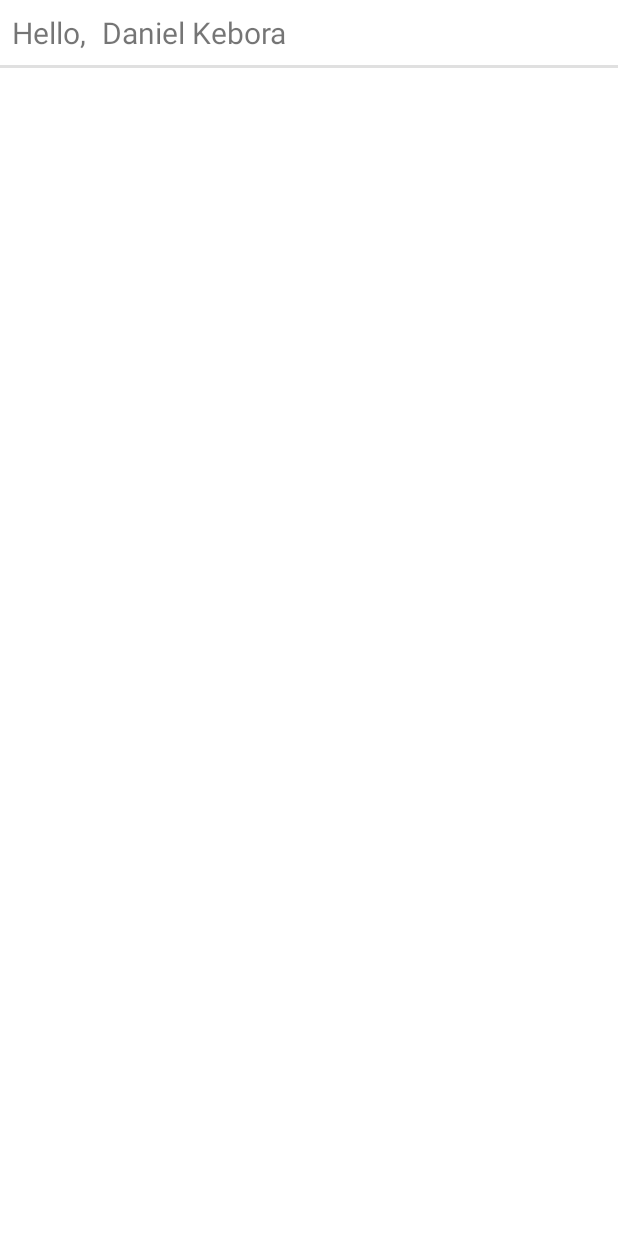
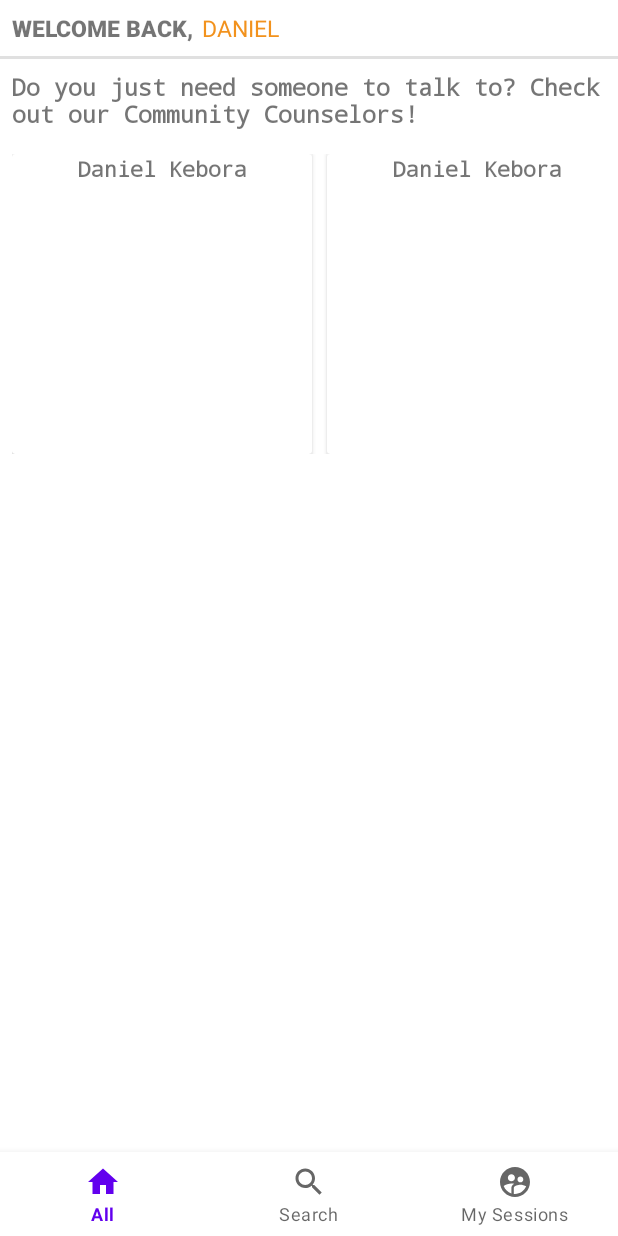
Before and after one commit to kebora/UsaidiziHub, an Android app: the screen it shows after launch (MainActivity), on a phone screen of 412 x 824 dp. Run offline under Robolectric (Android 15) with nearby library versions, the light colour scheme and no system bars.

Commit message:
add bottom nav

```diff
--- a/app/src/main/java/com/simiyu/usaidizihub/MainActivity.java
+++ b/app/src/main/java/com/simiyu/usaidizihub/MainActivity.java
@@ -1,5 +1,6 @@
 package com.simiyu.usaidizihub;
 
+import androidx.annotation.NonNull;
 import androidx.appcompat.app.ActionBar;
 import androidx.appcompat.app.AppCompatActivity;
 
@@ -7,7 +8,11 @@ import android.graphics.Bitmap;
 import android.graphics.BitmapFactory;
 import android.graphics.drawable.BitmapDrawable;
 import android.os.Bundle;
+import android.view.MenuItem;
 import android.widget.ImageView;
+
+import com.google.android.material.bottomnavigation.BottomNavigationView;
+import com.google.android.material.navigation.NavigationBarView;
 
 public class MainActivity extends AppCompatActivity {
 
@@ -16,6 +21,18 @@ public class MainActivity extends AppCompatActivity {
         super.onCreate(savedInstanceState);
         setContentView(R.layout.activity_main);
         removeActionBar();
+
+        BottomNavigationView buttonNavigationView = findViewById(R.id.bottom_nav);
+        buttonNavigationView.setOnItemSelectedListener(item -> {
+            switch (item.getItemId()){
+                case R.id.menu_navigation_home:
+                case R.id.menu_search:
+                case R.id.menu_sessions:
+                    //do something here
+                    return true;
+            }
+            return false;
+        });
     }
     void removeActionBar(){
         ActionBar actionBar = getSupportActionBar();
--- /dev/null
+++ b/app/src/main/res/drawable/baseline_home.xml
@@ -0,0 +1,5 @@
+<vector android:height="24dp" android:tint="#F2CD5C"
+    android:viewportHeight="24" android:viewportWidth="24"
+    android:width="24dp" xmlns:android="http://schemas.android.com/apk/res/android">
+    <path android:fillColor="@android:color/white" android:pathData="M10,20v-6h4v6h5v-8h3L12,3 2,12h3v8z"/>
+</vector>
--- /dev/null
+++ b/app/src/main/res/drawable/baseline_people.xml
@@ -0,0 +1,12 @@
+<vector android:height="24dp" android:tint="#F2CD5C"
+    android:viewportHeight="24" android:viewportWidth="24"
+    android:width="24dp" xmlns:android="http://schemas.android.com/apk/res/android">
+    <path android:fillColor="@android:color/white"
+        android:fillType="evenOdd" android:pathData="M16.67,13.13C18.04,14.06 19,15.32 19,17v3h4v-3C23,14.82 19.43,13.53 16.67,13.13z"/>
+    <path android:fillColor="@android:color/white"
+        android:fillType="evenOdd" android:pathData="M9,8m-4,0a4,4 0,1 1,8 0a4,4 0,1 1,-8 0"/>
+    <path android:fillColor="@android:color/white"
+        android:fillType="evenOdd" android:pathData="M15,12c2.21,0 4,-1.79 4,-4c0,-2.21 -1.79,-4 -4,-4c-0.47,0 -0.91,0.1 -1.33,0.24C14.5,5.27 15,6.58 15,8s-0.5,2.73 -1.33,3.76C14.09,11.9 14.53,12 15,12z"/>
+    <path android:fillColor="@android:color/white"
+        android:fillType="evenOdd" android:pathData="M9,13c-2.67,0 -8,1.34 -8,4v3h16v-3C17,14.34 11.67,13 9,13z"/>
+</vector>
--- /dev/null
+++ b/app/src/main/res/drawable/baseline_search.xml
@@ -0,0 +1,5 @@
+<vector android:height="24dp" android:tint="#F2CD5C"
+    android:viewportHeight="24" android:viewportWidth="24"
+    android:width="24dp" xmlns:android="http://schemas.android.com/apk/res/android">
+    <path android:fillColor="@android:color/white" android:pathData="M15.5,14h-0.79l-0.28,-0.27C15.41,12.59 16,11.11 16,9.5 16,5.91 13.09,3 9.5,3S3,5.91 3,9.5 5.91,16 9.5,16c1.61,0 3.09,-0.59 4.23,-1.57l0.27,0.28v0.79l5,4.99L20.49,19l-4.99,-5zM9.5,14C7.01,14 5,11.99 5,9.5S7.01,5 9.5,5 14,7.01 14,9.5 11.99,14 9.5,14z"/>
+</vector>
--- /dev/null
+++ b/app/src/main/res/drawable/baseline_supervised_user_circle.xml
@@ -0,0 +1,5 @@
+<vector android:height="24dp" android:tint="#F2CD5C"
+    android:viewportHeight="24" android:viewportWidth="24"
+    android:width="24dp" xmlns:android="http://schemas.android.com/apk/res/android">
+    <path android:fillColor="@android:color/white" android:pathData="M11.99,2c-5.52,0 -10,4.48 -10,10s4.48,10 10,10 10,-4.48 10,-10 -4.48,-10 -10,-10zM15.6,8.34c1.07,0 1.93,0.86 1.93,1.93 0,1.07 -0.86,1.93 -1.93,1.93 -1.07,0 -1.93,-0.86 -1.93,-1.93 -0.01,-1.07 0.86,-1.93 1.93,-1.93zM9.6,6.76c1.3,0 2.36,1.06 2.36,2.36 0,1.3 -1.06,2.36 -2.36,2.36s-2.36,-1.06 -2.36,-2.36c0,-1.31 1.05,-2.36 2.36,-2.36zM9.6,15.89v3.75c-2.4,-0.75 -4.3,-2.6 -5.14,-4.96 1.05,-1.12 3.67,-1.69 5.14,-1.69 0.53,0 1.2,0.08 1.9,0.22 -1.64,0.87 -1.9,2.02 -1.9,2.68zM11.99,20c-0.27,0 -0.53,-0.01 -0.79,-0.04v-4.07c0,-1.42 2.94,-2.13 4.4,-2.13 1.07,0 2.92,0.39 3.84,1.15 -1.17,2.97 -4.06,5.09 -7.45,5.09z"/>
+</vector>
--- a/app/src/main/res/layout/activity_main.xml
+++ b/app/src/main/res/layout/activity_main.xml
@@ -1,39 +1,116 @@
 <?xml version="1.0" encoding="utf-8"?>
-<RelativeLayout
-    xmlns:android="http://schemas.android.com/apk/res/android"
+<RelativeLayout xmlns:android="http://schemas.android.com/apk/res/android"
     android:layout_width="match_parent"
-    android:layout_height="match_parent">
+    android:layout_height="match_parent"
+    xmlns:app="http://schemas.android.com/apk/res-auto">
+
     <LinearLayout
-        android:id="@+id/salutation"
+        android:id="@+id/layout_salutation"
         android:layout_width="match_parent"
         android:layout_height="wrap_content"
-        android:padding="8dp"
         android:orientation="horizontal"
-        >
+        android:padding="8dp">
+
         <TextView
+            android:id="@+id/textview_salutation"
             android:layout_width="wrap_content"
             android:layout_height="wrap_content"
-            android:text="Hello,"
-            android:layout_marginRight="5dp"
-            android:textSize="20sp"
-            />
+            android:text="@string/welcome_back"
+            android:fontFamily="sans-serif-black"
+            android:textSize="15sp" />
+
         <TextView
+            android:id="@+id/textview_username"
             android:layout_width="wrap_content"
             android:layout_height="wrap_content"
-            android:text="Daniel Kebora"
-            android:layout_marginLeft="5dp"
-            android:textSize="20sp"
             android:layout_gravity="center"
-            />
+            android:layout_marginStart="5dp"
+            android:text="@string/username"
+            android:textColor="@color/orange"
+            android:textSize="15sp" />
     </LinearLayout>
-    <LinearLayout
+
+    <com.google.android.material.divider.MaterialDivider
+        android:id="@+id/divider"
+        android:layout_width="match_parent"
+        android:layout_height="2dp"
+        android:layout_below="@id/layout_salutation" />
+    <TextView
+        android:id="@+id/textview_tagline"
+        android:layout_width="match_parent"
+        android:text="@string/tagline_text"
+        android:fontFamily="monospace"
+        android:layout_below="@id/divider"
+        android:textSize="15sp"
+        android:padding="8dp"
+        android:textStyle="bold"
+        android:layout_height="wrap_content"/>
+
+    <HorizontalScrollView
         android:layout_width="match_parent"
         android:layout_height="wrap_content"
+        android:layout_below="@id/textview_tagline"
+        android:id="@+id/horizontal_counselors_row"
+
         >
+    <LinearLayout
+        android:layout_width="wrap_content"
+        android:orientation="horizontal"
+        android:padding="8dp"
+        android:layout_height="wrap_content">
+
+        <androidx.cardview.widget.CardView
+            android:layout_width="200dp"
+            android:layout_marginEnd="10dp"
+            android:layout_height="200dp">
+            <TextView
+                android:layout_width="match_parent"
+                android:layout_height="wrap_content"
+                android:text="@string/counselor_name"
+                android:gravity="center"
+                android:textStyle="bold"
+                android:fontFamily="monospace"/>
+
+        </androidx.cardview.widget.CardView>
+
+        <androidx.cardview.widget.CardView
+            android:layout_width="200dp"
+            android:layout_marginEnd="10dp"
+            android:layout_height="200dp">
+            <TextView
+                android:layout_width="match_parent"
+                android:layout_height="wrap_content"
+                android:gravity="center"
+                android:text="@string/counselor_name"
+                android:textStyle="bold"
+                android:fontFamily="monospace"/>
+
+        </androidx.cardview.widget.CardView>
+
+        <androidx.cardview.widget.CardView
+            android:layout_width="200dp"
+            android:layout_marginEnd="10dp"
+            android:layout_height="200dp">
+            <TextView
+                android:layout_width="match_parent"
+                android:layout_height="wrap_content"
+                android:gravity="center"
+                android:text="@string/counselor_name"
+                android:textStyle="bold"
+                android:fontFamily="monospace"/>
+
+        </androidx.cardview.widget.CardView>
+
     </LinearLayout>
-    <com.google.android.material.divider.MaterialDivider
+    </HorizontalScrollView>
+
+    <com.google.android.material.bottomnavigation.BottomNavigationView
+        android:id="@+id/bottom_nav"
         android:layout_width="match_parent"
-        android:layout_below="@id/salutation"
-        android:layout_height="2dp"
+        android:layout_height="wrap_content"
+        app:menu="@menu/bottom_navigation_menu"
+        android:layout_alignParentBottom="true"
         />
+
+
 </RelativeLayout>
--- /dev/null
+++ b/app/src/main/res/menu/bottom_navigation_menu.xml
@@ -0,0 +1,15 @@
+<?xml version="1.0" encoding="utf-8"?>
+<menu xmlns:android="http://schemas.android.com/apk/res/android">
+    <item
+        android:id="@+id/menu_navigation_home"
+        android:icon="@drawable/baseline_home"
+        android:title="@string/all" />
+    <item
+        android:id="@+id/menu_search"
+        android:icon="@drawable/baseline_search"
+        android:title="@string/search"/>
+    <item
+        android:id="@+id/menu_sessions"
+        android:icon="@drawable/baseline_supervised_user_circle"
+        android:title="@string/my_sessions"/>
+</menu>
--- a/app/src/main/res/values/strings.xml
+++ b/app/src/main/res/values/strings.xml
@@ -6,4 +6,11 @@
     <string name="razor_studios">RAZOR STUDIOS</string>
     <string name="continue_with_google">CONTINUE WITH GOOGLE</string>
     <string name="use_email_and_password">Use Email and Password</string>
+    <string name="search">Search</string>
+    <string name="all">All</string>
+    <string name="my_sessions">My Sessions</string>
+    <string name="welcome_back">WELCOME BACK,</string>
+    <string name="username">DANIEL</string>
+    <string name="tagline_text">Do you just need someone to talk to? Check out our Community Counselors!</string>
+    <string name="counselor_name">Daniel Kebora</string>
 </resources>
```
